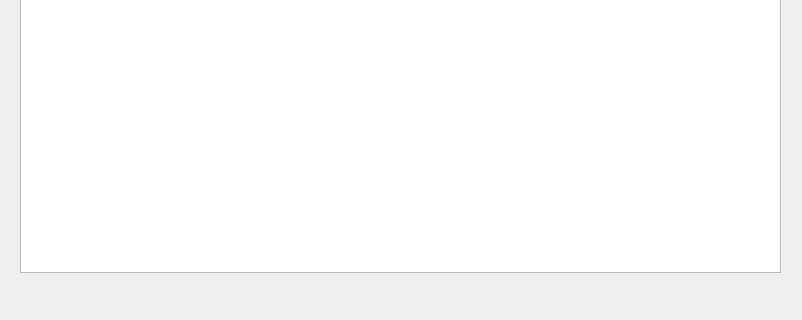
Qt form main.ui (hxBQd/Espresso) before a commit; both pictures show x 0 to 802 and y 288 to 608 of the 802 by 608 pixel window.
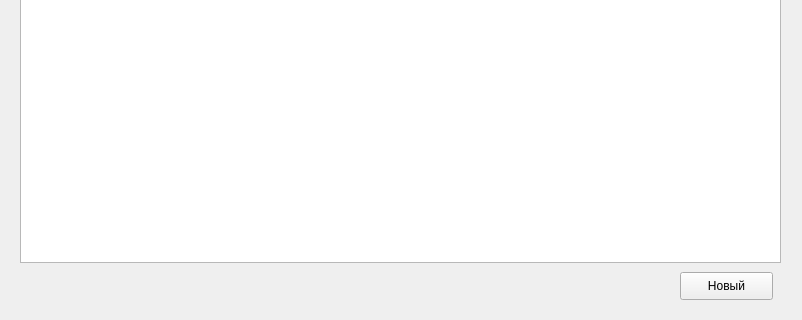
The same form after that commit.

Patch:
```diff
--- a/main.ui
+++ b/main.ui
@@ -19,10 +19,23 @@
      <x>20</x>
      <y>20</y>
      <width>761</width>
-     <height>541</height>
+     <height>531</height>
     </rect>
    </property>
   </widget>
+  <widget class="QPushButton" name="pushButton">
+   <property name="geometry">
+    <rect>
+     <x>680</x>
+     <y>560</y>
+     <width>93</width>
+     <height>28</height>
+    </rect>
+   </property>
+   <property name="text">
+    <string>Новый</string>
+   </property>
+  </widget>
  </widget>
  <resources/>
  <connections/>
```
